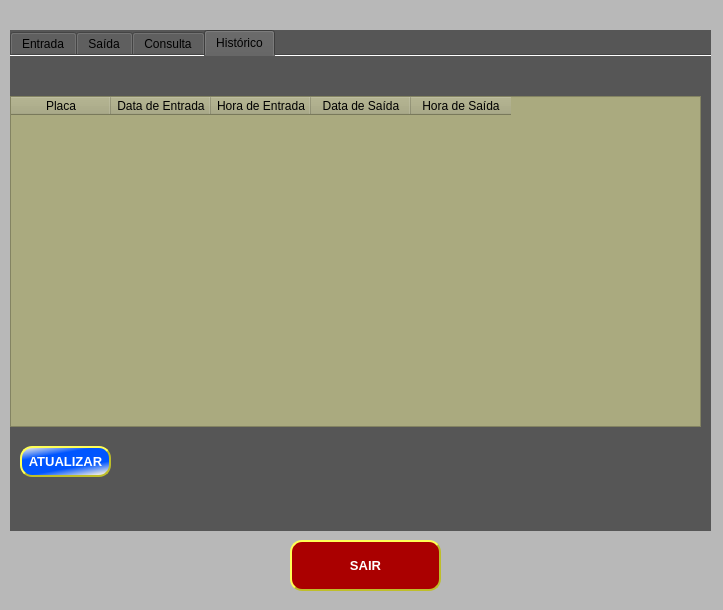
Old version of the form Gestor.ui in the repository DevAugustomelo/Estacionei.
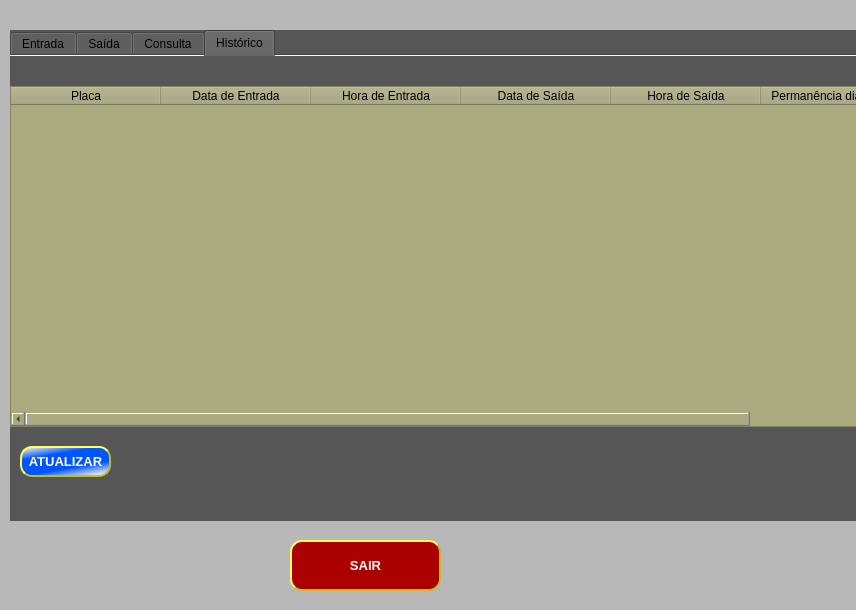
New version of the form. The open tabs and pages were chosen to show the change.

Commit message: Alterações: * Implementação da função data_str. * Adicinado coluna permanência no aba histórico.

Diff of the .ui file:
```diff
--- a/Gestor.ui
+++ b/Gestor.ui
@@ -6,7 +6,7 @@
    <rect>
     <x>0</x>
     <y>0</y>
-    <width>723</width>
+    <width>856</width>
     <height>610</height>
    </rect>
   </property>
@@ -78,8 +78,8 @@
      <rect>
       <x>10</x>
       <y>30</y>
-      <width>701</width>
-      <height>501</height>
+      <width>900</width>
+      <height>491</height>
      </rect>
     </property>
     <property name="styleSheet">
@@ -858,14 +858,17 @@
       <property name="geometry">
        <rect>
         <x>0</x>
-        <y>40</y>
-        <width>691</width>
-        <height>331</height>
+        <y>30</y>
+        <width>901</width>
+        <height>341</height>
        </rect>
       </property>
       <property name="styleSheet">
        <string notr="true">background-color: rgb(170, 170, 127);</string>
       </property>
+      <attribute name="horizontalHeaderDefaultSectionSize">
+       <number>150</number>
+      </attribute>
       <column>
        <property name="text">
         <string>Placa</string>
@@ -891,6 +894,11 @@
         <string>Hora de Saída</string>
        </property>
       </column>
+      <column>
+       <property name="text">
+        <string>Permanência dias/horas</string>
+       </property>
+      </column>
      </widget>
      <widget class="QPushButton" name="btn_atualizar2">
       <property name="geometry">
```
Left out of the diff: 8 changed lines with no effect on the pictures. The commit also changes 2 other files.
